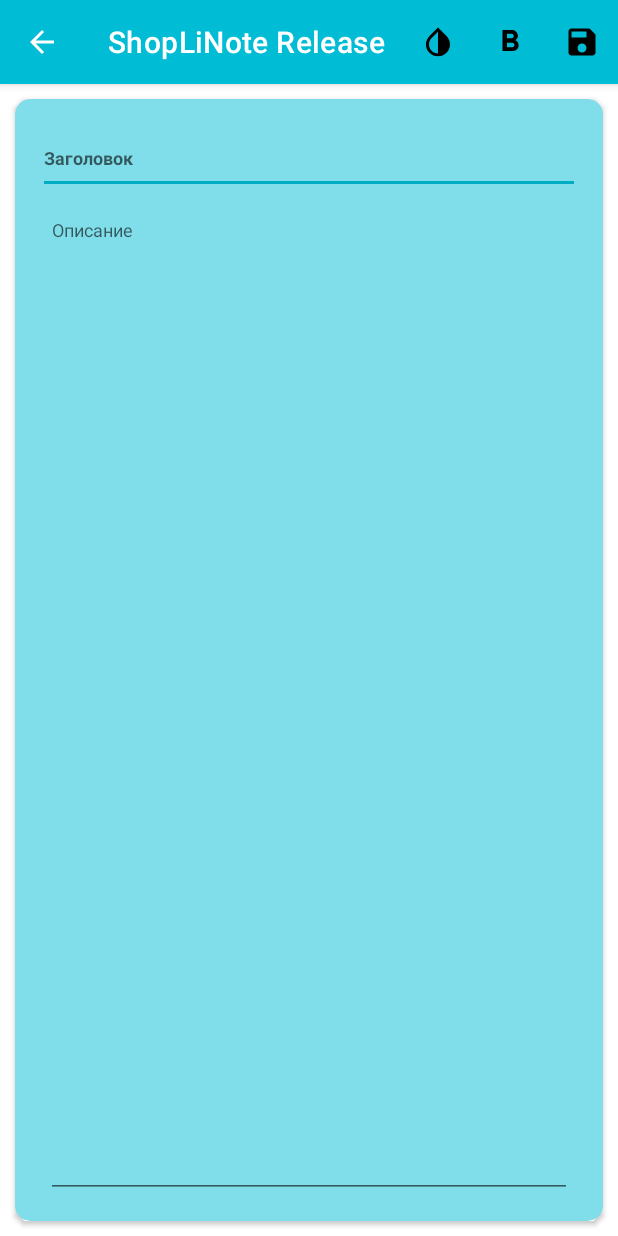
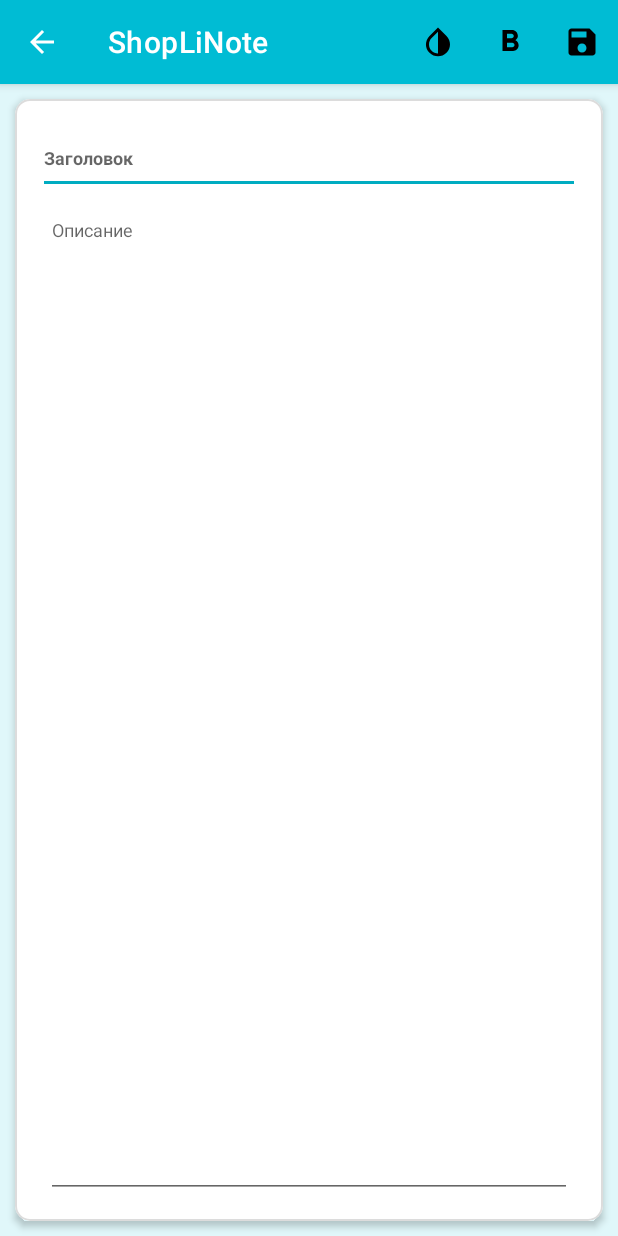
Before and after one commit to Galyminsky/ShopLiNote_Release, an Android app: the NewNoteActivity screen opened directly, with no data from a screen before it, on a phone screen of 412 x 824 dp. Run offline under Robolectric (Android 15) with nearby library versions, the phone set to English and light mode, and no system bars.

Commit message:
Установлен background Добалвены элементы elevation Изменены цвета кнопок в list_name_item.xml Изменены цвета на более пастельные

```diff
--- a/app/src/main/java/com/jobforandroid/shoplinoterelease/BD/ShopListNameAdapter.kt
+++ b/app/src/main/java/com/jobforandroid/shoplinoterelease/BD/ShopListNameAdapter.kt
@@ -61,9 +61,9 @@
 
         private fun getProgressColorState(item: ShopListNameItem, context: Context): Int {
             return if (item.checkedItemsCounter == item.allItemCounter) {
-                ContextCompat.getColor(context, R.color.picker_red)
+                ContextCompat.getColor(context, R.color.blue_count)
             } else {
-                ContextCompat.getColor(context, R.color.picker_blue)
+                ContextCompat.getColor(context, R.color.red_count)
             }
 
         }
--- a/app/src/main/res/layout/activity_main.xml
+++ b/app/src/main/res/layout/activity_main.xml
@@ -4,7 +4,7 @@
     xmlns:tools="http://schemas.android.com/tools"
     android:layout_width="match_parent"
     android:layout_height="match_parent"
-    app:cardBackgroundColor="?attr/allBgColor"
+
     tools:context=".activities.MainActivity">
 
     <FrameLayout
--- a/app/src/main/res/layout/activity_new_note.xml
+++ b/app/src/main/res/layout/activity_new_note.xml
@@ -4,18 +4,22 @@
     xmlns:tools="http://schemas.android.com/tools"
     android:layout_width="match_parent"
     android:layout_height="match_parent"
+    android:background="?attr/allBgColor"
     tools:context=".activities.NewNoteActivity">
 
-    <androidx.cardview.widget.CardView
+    <com.google.android.material.card.MaterialCardView
         android:layout_width="0dp"
         android:layout_height="0dp"
         android:layout_margin="10dp"
-        app:cardBackgroundColor="?attr/allBgColor"
+        android:elevation="2dp"
         app:cardCornerRadius="10dp"
+        app:cardElevation="3dp"
         app:layout_constraintBottom_toBottomOf="parent"
         app:layout_constraintEnd_toEndOf="parent"
         app:layout_constraintStart_toStartOf="parent"
-        app:layout_constraintTop_toTopOf="parent">
+        app:layout_constraintTop_toTopOf="parent"
+        app:strokeColor="@color/grey_light"
+        app:strokeWidth="1dp">
 
         <androidx.constraintlayout.widget.ConstraintLayout
             android:layout_width="match_parent"
@@ -53,7 +57,7 @@
                 app:layout_constraintTop_toBottomOf="@+id/edTitle"
                 app:layout_constraintVertical_bias="0.0" />
         </androidx.constraintlayout.widget.ConstraintLayout>
-    </androidx.cardview.widget.CardView>
+    </com.google.android.material.card.MaterialCardView>
 
     <LinearLayout
         android:id="@+id/colorPicker"
@@ -102,7 +106,7 @@
                     android:layout_margin="2dp"
                     android:background="@null"
                     android:padding="3dp"
-                    app:srcCompat="@color/picker_blue"/>
+                    app:srcCompat="@color/picker_blue" />
             </TableRow>
 
             <TableRow
--- a/app/src/main/res/layout/activity_shop_list.xml
+++ b/app/src/main/res/layout/activity_shop_list.xml
@@ -4,6 +4,7 @@
     xmlns:tools="http://schemas.android.com/tools"
     android:layout_width="match_parent"
     android:layout_height="match_parent"
+    android:background="?attr/allBgColor"
     tools:context=".activities.ShopListActivity">
 
     <androidx.recyclerview.widget.RecyclerView
--- a/app/src/main/res/layout/fragment_note.xml
+++ b/app/src/main/res/layout/fragment_note.xml
@@ -4,11 +4,13 @@
     xmlns:tools="http://schemas.android.com/tools"
     android:layout_width="match_parent"
     android:layout_height="match_parent"
+    android:background="?attr/allBgColor"
     tools:context=".fragments.NoteFragment">
 
     <androidx.constraintlayout.widget.ConstraintLayout
         android:layout_width="match_parent"
         android:layout_height="match_parent">
+
         <androidx.recyclerview.widget.RecyclerView
             android:id="@+id/rcViewNote"
             android:layout_width="match_parent"
--- a/app/src/main/res/layout/fragment_shop_list_names.xml
+++ b/app/src/main/res/layout/fragment_shop_list_names.xml
@@ -4,6 +4,7 @@
     xmlns:tools="http://schemas.android.com/tools"
     android:layout_width="match_parent"
     android:layout_height="match_parent"
+    android:background="?attr/allBgColor"
     tools:context=".fragments.ShopListNamesFragment">
 
 
--- a/app/src/main/res/values/attrs.xml
+++ b/app/src/main/res/values/attrs.xml
@@ -1,4 +1,6 @@
 <?xml version="1.0" encoding="utf-8"?>
 <resources>
     <attr name="allBgColor" format="color"/>
+    <attr name="theme_btn" format="color"/>
+
 </resources>
--- a/app/src/main/res/values/colors.xml
+++ b/app/src/main/res/values/colors.xml
@@ -1,7 +1,7 @@
 <?xml version="1.0" encoding="utf-8"?>
 <resources>
     <!-- Main Theme -->
-    <color name="purple_200">#80DEEA</color>
+    <color name="purple_200">#e0f7fa</color>
     <color name="purple_500">#00BCD4</color>
     <color name="purple_700">#0097A7</color>
     <color name="teal_900">#006064</color>
@@ -9,16 +9,16 @@
     <color name="black">#FF000000</color>
     <color name="white">#FFFFFFFF</color>
     <!-- Green Theme -->
-    <color name="green_200">#A5D6A7</color>
+    <color name="green_200">#e8f5e9</color>
     <color name="green_500">#4CAF50</color>
     <color name="green_700">#388E3C</color>
     <color name="green_teal_900">#1B5E20</color>
     <color name="green_teal_600">#43A047</color>
     <!-- Red Theme -->
-    <color name="red_200">#EF9A9A</color>
-    <color name="red_500">#F44336</color>
+    <color name="red_200">#ffebee</color>
+    <color name="red_500">#f44336</color>
     <color name="red_700">#D32F2F</color>
-    <color name="red_teal_900">#B71C1C</color>
+    <color name="red_teal_700">#d32f2f</color>
     <color name="red_teal_600">#E53935</color>
     <!-- Picker.Color -->
     <color name="picker_red">#FF0000</color>
@@ -28,9 +28,20 @@
     <color name="picker_yellow">#FFC107</color>
     <color name="picker_orange">#FF5722</color>
     <!-- All.Color -->
-    <color name="grey_light">#b4ebf7</color>
+    <color name="grey_light">#DCDCDC</color>
+    <color name="grey_dark">#3E3E3E</color>
     <!-- Edit List -->
     <color name="main_theme_count">#53d1ea</color>
     <color name="main_theme_edit">#b763c5</color>
     <color name="main_theme_delete">#df5b7d</color>
+
+    <!-- Shop Button -->
+    <color name="red_theme_bnt">#e57373</color>
+    <color name="green_theme_btn">#81c784</color>
+    <color name="main_theme_btn">#4dcfe1</color>
+
+    <!-- Shop Button Code# -->
+    <color name="blue_count">#90c9f9</color>
+    <color name="red_count">#ffa28a</color>
+
 </resources>
--- a/app/src/main/res/values/strings.xml
+++ b/app/src/main/res/values/strings.xml
@@ -1,5 +1,5 @@
 <resources>
-    <string name="app_name">ShopLiNote Release</string>
+    <string name="app_name">ShopLiNote</string>
     <string name="settings">Настройки</string>
     <string name="notes">Заметки</string>
     <string name="shop_list">Список покупок</string>
--- a/app/src/main/res/values/themes.xml
+++ b/app/src/main/res/values/themes.xml
@@ -6,6 +6,7 @@
         <item name="colorPrimaryVariant">@color/purple_700</item>
         <item name="colorOnPrimary">@color/white</item>
         <item name="allBgColor">@color/purple_200</item>
+        <item name="theme_btn">@color/main_theme_btn</item>
         <!-- Secondary brand color. -->
         <item name="colorSecondary">@color/teal_600</item>
         <item name="colorSecondaryVariant">@color/teal_900</item>
@@ -22,6 +23,7 @@
         <item name="colorPrimaryVariant">@color/purple_700</item>
         <item name="colorOnPrimary">@color/white</item>
         <item name="allBgColor">@color/purple_200</item>
+        <item name="theme_btn">@color/main_theme_btn</item>
         <!-- Secondary brand color. -->
         <item name="colorSecondary">@color/teal_600</item>
         <item name="colorSecondaryVariant">@color/teal_900</item>
@@ -38,6 +40,7 @@
         <item name="colorPrimaryVariant">@color/green_700</item>
         <item name="colorOnPrimary">@color/white</item>
         <item name="allBgColor">@color/green_200</item>
+        <item name="theme_btn">@color/green_theme_btn</item>
         <!-- Secondary brand color. -->
         <item name="colorSecondary">@color/green_teal_600</item>
         <item name="colorSecondaryVariant">@color/green_teal_900</item>
@@ -53,6 +56,7 @@
         <item name="colorPrimaryVariant">@color/green_700</item>
         <item name="colorOnPrimary">@color/white</item>
         <item name="allBgColor">@color/green_200</item>
+        <item name="theme_btn">@color/green_theme_btn</item>
         <!-- Secondary brand color. -->
         <item name="colorSecondary">@color/green_teal_600</item>
         <item name="colorSecondaryVariant">@color/green_teal_900</item>
@@ -68,9 +72,10 @@
         <item name="colorPrimaryVariant">@color/red_700</item>
         <item name="colorOnPrimary">@color/white</item>
         <item name="allBgColor">@color/red_200</item>
+        <item name="theme_btn">@color/red_theme_bnt</item>
         <!-- Secondary brand color. -->
         <item name="colorSecondary">@color/red_teal_600</item>
-        <item name="colorSecondaryVariant">@color/red_teal_900</item>
+        <item name="colorSecondaryVariant">@color/red_teal_700</item>
         <item name="colorOnSecondary">@color/black</item>
 
         <!-- Status bar color. -->
@@ -84,9 +89,10 @@
         <item name="colorPrimaryVariant">@color/red_700</item>
         <item name="colorOnPrimary">@color/white</item>
         <item name="allBgColor">@color/red_200</item>
+        <item name="theme_btn">@color/red_theme_bnt</item>
         <!-- Secondary brand color. -->
         <item name="colorSecondary">@color/red_teal_600</item>
-        <item name="colorSecondaryVariant">@color/red_teal_900</item>
+        <item name="colorSecondaryVariant">@color/red_teal_700</item>
         <item name="colorOnSecondary">@color/black</item>
         <!-- Status bar color. -->
         <item name="android:statusBarColor">@color/red_700</item>
```
Also changed, not shown: app/src/main/res/layout/edit_list_item_dialog.xml (+7 -3 lines), app/src/main/res/layout/list_name_item.xml (+15 -8 lines), app/src/main/res/layout/new_list_dialog.xml (+10 -4 lines), app/src/main/res/layout/note_list_item.xml (+8 -4 lines), app/src/main/res/layout/shop_library_list_item.xml (+9 -6 lines), app/src/main/res/layout/shop_list_item.xml (+7 -3 lines).
